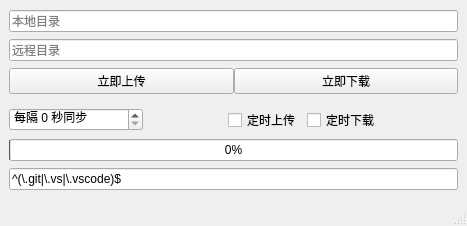
First picture: the form in mainwindow.ui, repository iwxyi/AutoCopyDir, before the edit.
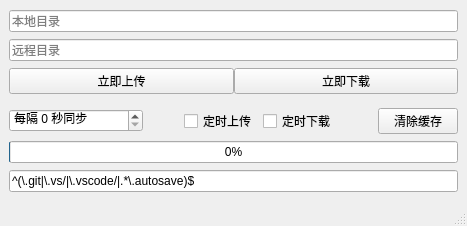
Second picture: the form after the edit.

Commit message: 添加清除缓存；优化过滤目录和文件

Patch:
```diff
--- a/mainwindow.ui
+++ b/mainwindow.ui
@@ -108,6 +108,13 @@
         </property>
        </spacer>
       </item>
+      <item>
+       <widget class="QPushButton" name="pushButton_3">
+        <property name="text">
+         <string>清除缓存</string>
+        </property>
+       </widget>
+      </item>
      </layout>
     </item>
     <item>
@@ -123,7 +130,7 @@
     <item>
      <widget class="QLineEdit" name="lineEdit_3">
       <property name="text">
-       <string>^(\.git|\.vs|\.vscode)$</string>
+       <string>^(\.git|\.vs/|\.vscode/|.*\.autosave)$</string>
       </property>
       <property name="placeholderText">
        <string>过滤正则</string>
```
Left out of the diff: 3 changed lines with no effect on the pictures. The commit also changes 2 other files.
